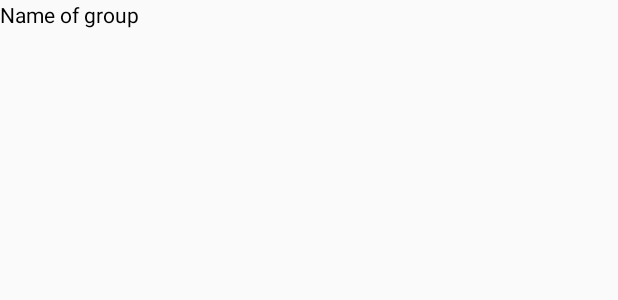
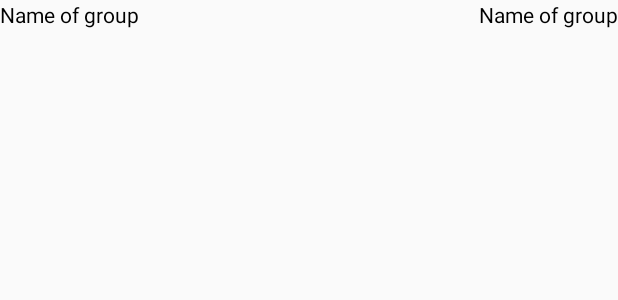
Before and after one commit to andrew-zhou/billrift-app, an Android app: the layout group_row.xml on its own in the app's theme, with its tools: preview values and no code run, on a phone screen of 412 x 824 dp. Shown: the top 300 px of the screen. Run offline under Robolectric (Android 15) with nearby library versions, the phone set to English and light mode, and no system bars.

Commit message:
Adds personal balance in each group.

```diff
--- a/app/src/main/java/com/BillRift/models/Group.java
+++ b/app/src/main/java/com/BillRift/models/Group.java
@@ -12,7 +12,7 @@ public class Group {
     public Integer id;
     private String name;
     private Set<String> userIds;
-    private double balance;
+    private double balance = 0.0;
 
     public Group(String name) {
         this.name = name;
--- a/app/src/main/java/com/BillRift/presenters/GroupPresenter.java
+++ b/app/src/main/java/com/BillRift/presenters/GroupPresenter.java
@@ -14,6 +14,7 @@ public class GroupPresenter extends BasePresenter<Group, GroupView> {
     @Override
     protected void updateView() {
         view().setGroupName(model.getName());
+        view().setPersonalBalance(model.getBalance());
     }
 
     public void onGroupClicked() {
--- a/app/src/main/java/com/BillRift/views/GroupView.java
+++ b/app/src/main/java/com/BillRift/views/GroupView.java
@@ -8,4 +8,5 @@ import com.BillRift.models.Group;
 
 public interface GroupView {
     void setGroupName(String name);
+    void setPersonalBalance(double balance);
 }
--- a/app/src/main/res/layout/group_row.xml
+++ b/app/src/main/res/layout/group_row.xml
@@ -6,8 +6,18 @@
 
     <TextView
         android:id="@+id/group_name"
-        android:layout_width="match_parent"
+        android:layout_width="wrap_content"
         android:layout_height="wrap_content"
+        android:layout_alignParentLeft="true"
+        android:ellipsize="marquee"
+        android:textColor="@android:color/black"
+        tools:text="Name of group" />
+
+    <TextView
+        android:id="@+id/personal_balance"
+        android:layout_width="wrap_content"
+        android:layout_height="wrap_content"
+        android:layout_alignParentRight="true"
         android:ellipsize="marquee"
         android:textColor="@android:color/black"
         tools:text="Name of group" />
```
Also changed, not shown: app/src/main/java/com/BillRift/presenters/GroupListPresenter.java (+6 -2 lines), app/src/main/java/com/BillRift/views/GroupViewHolder.java (+7 -0 lines).
